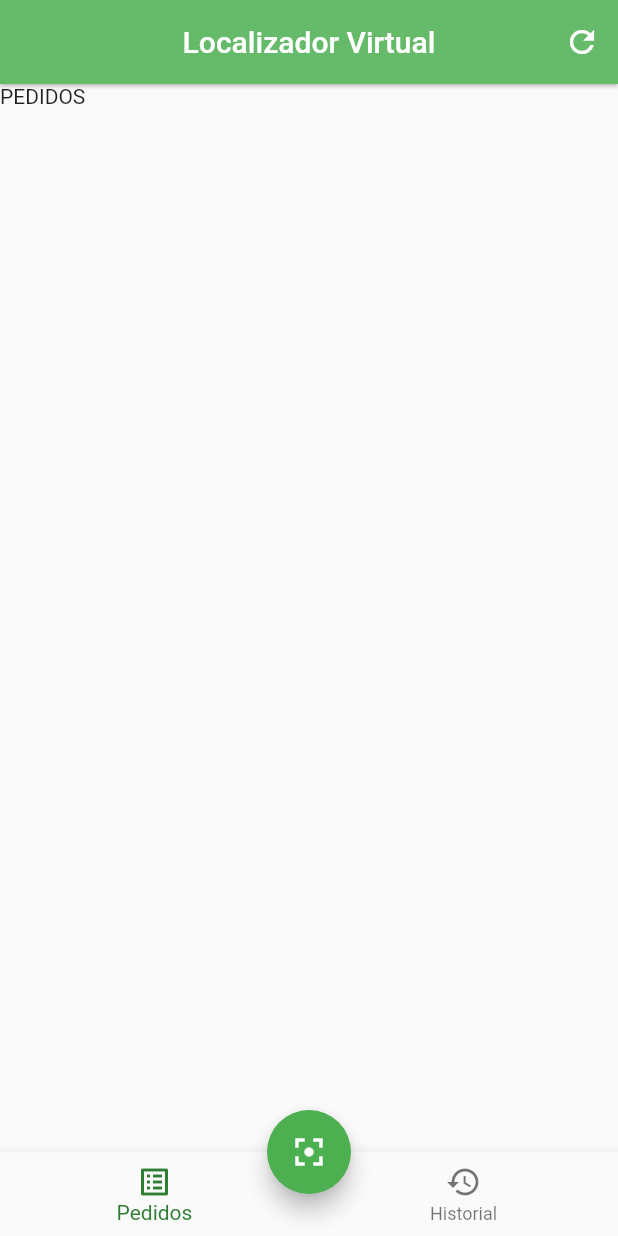
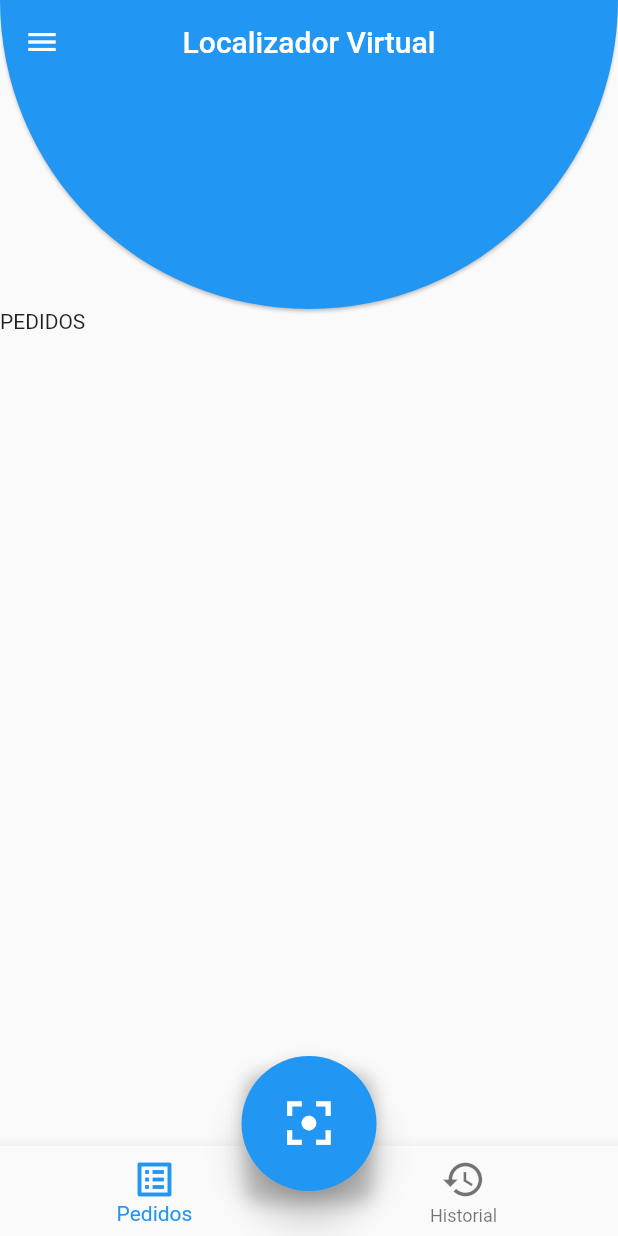
Before and after one commit to inerhead/locator, a Flutter app: the screen it shows after launch, after a tap on the "filter center focus" icon, on a phone screen of 412 x 824 dp. Run offline on Flutter 3.47's test engine with Material 2 defaults, Android fonts, the phone set to English and light mode, and no system bars; missing offline and left inert: flutter_barcode_scanner.

```diff
--- a/lib/main.dart
+++ b/lib/main.dart
@@ -1,4 +1,5 @@
 import 'package:flutter/material.dart';
+import 'package:flutter/services.dart';
 import 'package:locator/pages/home_page.dart';
 import 'package:locator/providers/ui_provider.dart';
 import 'package:provider/provider.dart';
@@ -19,16 +20,18 @@ class MyApp extends StatelessWidget {
         title: 'Locator APP',
         debugShowCheckedModeBanner: false,
         theme: ThemeData(
-          // This is the theme of your application.
-          //
-          // Try running your application with "flutter run". You'll see the
-          // application has a blue toolbar. Then, without quitting the app, try
-          // changing the primarySwatch below to Colors.green and then invoke
-          // "hot reload" (press "r" in the console where you ran "flutter run",
-          // or simply save your changes to "hot reload" in a Flutter IDE).
-          // Notice that the counter didn't reset back to zero; the application
-          // is not restarted.
-          primarySwatch: Colors.blue,
+          appBarTheme: AppBarTheme(
+            systemOverlayStyle: SystemUiOverlayStyle(
+              // Status bar color
+              statusBarColor: Colors.transparent,
+
+              // Status bar brightness (optional)
+              statusBarIconBrightness:
+                  Brightness.dark, // For Android (dark icons)
+              statusBarBrightness: Brightness.light, // For iOS (dark icons)
+            ),
+          ),
+          // primarySwatch: Colors.deepOrange,
         ),
         initialRoute: 'homePage',
         routes: {
--- a/lib/pages/home_page.dart
+++ b/lib/pages/home_page.dart
@@ -9,24 +9,33 @@ import 'package:provider/provider.dart';
 class HomePage extends StatelessWidget {
   @override
   Widget build(BuildContext context) {
+    final providerdata = Provider.of<UIProvider>(context);
+    final currentStateColorNotify = providerdata.colorNotify;
+
     return Scaffold(
       appBar: AppBar(
-        backgroundColor: Colors.green[400],
+        backgroundColor: currentStateColorNotify,
+        leading: IconButton(
+          icon: Icon(Icons.menu),
+          tooltip: 'Menu',
+          onPressed: () {},
+        ),
         centerTitle: true,
         title: Text('Localizador Virtual'),
         elevation: 1,
-        actions: [
-          IconButton(
-            onPressed: () {
-              print('Buttom REFRESH');
-            },
-            icon: Icon(Icons.refresh_sharp),
-          )
-        ],
+        shape: RoundedRectangleBorder(
+          borderRadius: BorderRadius.only(
+            bottomLeft: Radius.circular(250.0),
+            bottomRight: Radius.circular(250.0),
+          ),
+        ),
+        bottom: PreferredSize(
+          child: SizedBox(),
+          preferredSize: Size.fromHeight(150.0),
+        ),
       ),
       body: _HomePage(),
-      floatingActionButtonLocation:
-          FloatingActionButtonLocation.miniCenterDocked,
+      floatingActionButtonLocation: FloatingActionButtonLocation.centerDocked,
       floatingActionButton: CustomWidgetFloatingButtom(),
       bottomNavigationBar: CustomWidgetNavBar(),
     );
--- a/lib/providers/ui_provider.dart
+++ b/lib/providers/ui_provider.dart
@@ -1,7 +1,8 @@
-import 'package:flutter/cupertino.dart';
+import 'package:flutter/material.dart';
 
 class UIProvider extends ChangeNotifier {
   int _currentPage = 0;
+  Color _colorNotify = Colors.lightGreen;
 
   int get currentPage {
     return this._currentPage;
@@ -11,4 +12,13 @@ class UIProvider extends ChangeNotifier {
     this._currentPage = index;
     notifyListeners();
   }
+
+  Color get colorNotify {
+    return this._colorNotify;
+  }
+
+  set colorNotify(Color color) {
+    this._colorNotify = color;
+    notifyListeners();
+  }
 }
--- a/lib/widgets/custom_nav.dart
+++ b/lib/widgets/custom_nav.dart
@@ -9,22 +9,29 @@ class CustomWidgetNavBar extends StatelessWidget {
     final int currentPageNumber = notifyContext.currentPage;
 
     return BottomNavigationBar(
+      elevation: 10,
+      iconSize: 30.0,
       items: const <BottomNavigationBarItem>[
         BottomNavigationBarItem(
           icon: Icon(Icons.list_alt_outlined),
           label: 'Pedidos',
-          backgroundColor: Colors.red,
+          //backgroundColor: Colors.red,
         ),
         BottomNavigationBarItem(
           icon: Icon(Icons.history),
           label: 'Historial',
-          backgroundColor: Colors.green,
+          //backgroundColor: Colors.green,
         ),
       ],
       currentIndex: currentPageNumber,
-      selectedItemColor: Colors.green[800],
+      selectedItemColor: Colors.orangeAccent[800],
       onTap: (i) {
         notifyContext.currentPage = i;
+        if (i == 1) {
+          notifyContext.colorNotify = Colors.red;
+        } else {
+          notifyContext.colorNotify = Colors.blue;
+        }
       },
     );
   }
--- a/lib/widgets/floating_buttom.dart
+++ b/lib/widgets/floating_buttom.dart
@@ -1,12 +1,44 @@
 import 'package:flutter/material.dart';
+import 'package:flutter_barcode_scanner/flutter_barcode_scanner.dart';
 
 class CustomWidgetFloatingButtom extends StatelessWidget {
   @override
   Widget build(BuildContext context) {
-    return FloatingActionButton(
-      child: Icon(Icons.filter_center_focus_sharp),
-      backgroundColor: Colors.green,
-      onPressed: () {},
+    return Container(
+      margin: EdgeInsets.only(
+        bottom: 30,
+      ),
+      height: 90.0,
+      width: 90.0,
+      decoration: BoxDecoration(
+        borderRadius: BorderRadius.circular(10),
+        boxShadow: [
+          BoxShadow(
+            color: Colors.grey.withOpacity(0.5),
+            spreadRadius: -2,
+            blurRadius: 9,
+            offset: Offset(0, 10), // changes position of shadow
+          ),
+        ],
+      ),
+      child: FittedBox(
+        fit: BoxFit.cover,
+        child: FloatingActionButton(
+          elevation: 10,
+          child: Icon(Icons.filter_center_focus_sharp),
+          //backgroundColor: Colors.orangeAccent,
+          onPressed: () {
+            _barCode();
+          },
+        ),
+      ),
     );
   }
+
+  void _barCode() async {
+    String barcodeScanRes = await FlutterBarcodeScanner.scanBarcode(
+        '#ff6666', 'CANCELAR', false, ScanMode.BARCODE);
+
+    print(barcodeScanRes);
+  }
 }
--- a/pubspec.yaml
+++ b/pubspec.yaml
@@ -29,6 +29,11 @@ dependencies:
   # Use with the CupertinoIcons class for iOS style icons.
   cupertino_icons: ^1.0.2
   provider: ^6.0.2
+  flutter_barcode_scanner: ^2.0.0
+  firebase_auth: ^3.3.7
+  google_sign_in: ^5.2.3
+  firebase_storage: ^10.2.7
+  cloud_firestore: ^3.1.8
 
 dev_dependencies:
   flutter_test:
```
Also changed, not shown: pubspec.lock, 8 other files.
